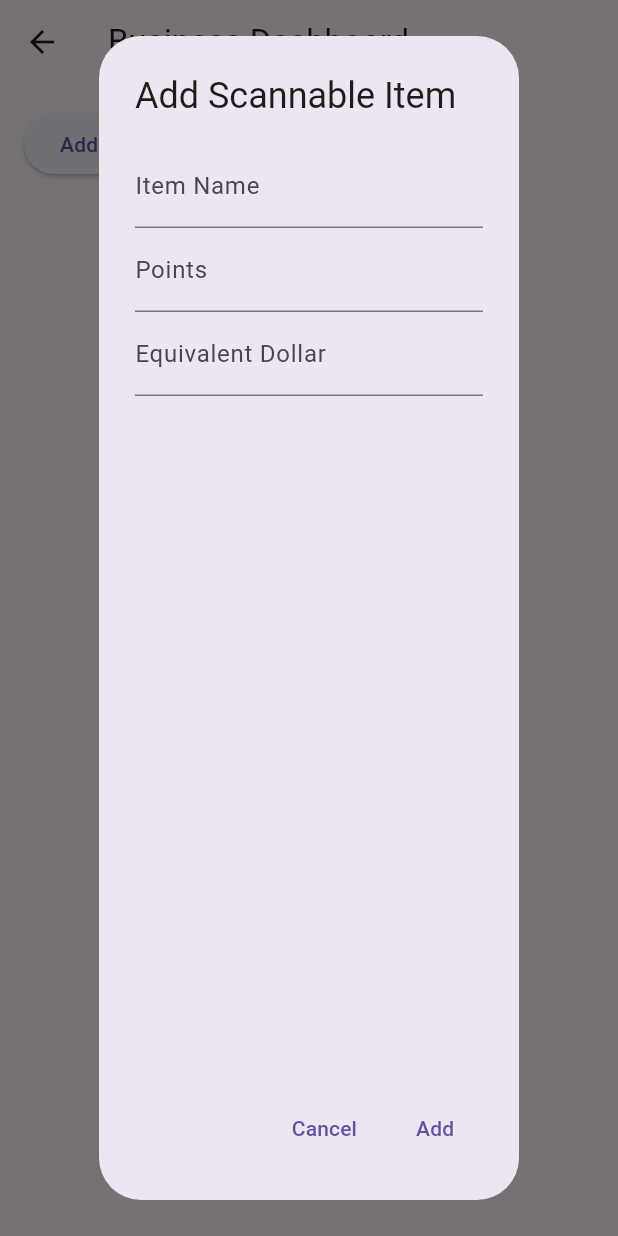
After one commit to TishaJhabak1014/ReVibe, a Flutter app: the BisDashboard screen opened directly, after a tap on "Add Scannable Item", on a phone screen of 412 x 824 dp. The commit adds this screen. Run offline on Flutter 3.47's test engine with Material 3 defaults, Android fonts, the phone set to English and light mode, and no system bars; our stand-ins replace cloud_firestore, firebase_core; accounts and stored records are empty.

Commit message:
item creation prelim.

```diff
--- /dev/null
+++ b/revibe/lib/bis_dashboard.dart
@@ -0,0 +1,113 @@
+import 'package:flutter/material.dart';
+
+class BisDashboard extends StatefulWidget {
+  @override
+  _BisDashboardState createState() => _BisDashboardState();
+}
+
+class _BisDashboardState extends State<BisDashboard> {
+  List<ScannableItem> scannableItems = []; // Store added scannable items
+
+  @override
+  Widget build(BuildContext context) {
+    return Scaffold(
+      appBar: AppBar(
+        title: const Text('Business Dashboard'),
+      ),
+      body: SingleChildScrollView(
+        padding: const EdgeInsets.all(16.0),
+        child: Column(
+          children: [
+            ElevatedButton(
+              onPressed: () {
+                _addScannableItemDialog(); // Open a dialog to add scannable items
+              },
+              child: const Text('Add Scannable Item'),
+            ),
+            // Display added scannable items
+            for (ScannableItem item in scannableItems)
+              ListTile(
+                title: Text(item.name),
+                subtitle: Text('Points: ${item.points} - Equivalent Dollar: ${item.equivalentDollar}'),
+              ),
+          ],
+        ),
+      ),
+    );
+  }
+
+  // Function to add scannable items
+  Future<void> _addScannableItemDialog() async {
+    TextEditingController nameController = TextEditingController();
+    TextEditingController pointsController = TextEditingController();
+    TextEditingController equivalentDollarController = TextEditingController();
+
+    return showDialog(
+      context: context,
+      builder: (context) {
+        return AlertDialog(
+          title: Text('Add Scannable Item'),
+          content: Column(
+            children: [
+              TextField(
+                controller: nameController,
+                decoration: InputDecoration(labelText: 'Item Name'),
+              ),
+              TextField(
+                controller: pointsController,
+                decoration: InputDecoration(labelText: 'Points'),
+                keyboardType: TextInputType.number,
+              ),
+              TextField(
+                controller: equivalentDollarController,
+                decoration: InputDecoration(labelText: 'Equivalent Dollar'),
+                keyboardType: TextInputType.number,
+              ),
+            ],
+          ),
+          actions: [
+            TextButton(
+              onPressed: () {
+                Navigator.pop(context);
+              },
+              child: Text('Cancel'),
+            ),
+            TextButton(
+              onPressed: () {
+                // Validate and add the scannable item
+                if (nameController.text.isNotEmpty &&
+                    pointsController.text.isNotEmpty &&
+                    equivalentDollarController.text.isNotEmpty) {
+                  setState(() {
+                    scannableItems.add(
+                      ScannableItem(
+                        name: nameController.text,
+                        points: int.parse(pointsController.text),
+                        equivalentDollar: double.parse(equivalentDollarController.text),
+                      ),
+                    );
+                  });
+                  Navigator.pop(context);
+                }
+              },
+              child: Text('Add'),
+            ),
+          ],
+        );
+      },
+    );
+  }
+}
+
+// Model for scannable items
+class ScannableItem {
+  final String name;
+  final int points;
+  final double equivalentDollar;
+
+  ScannableItem({
+    required this.name,
+    required this.points,
+    required this.equivalentDollar,
+  });
+}
--- a/revibe/lib/bis_signup.dart
+++ b/revibe/lib/bis_signup.dart
@@ -257,6 +257,10 @@ class _BisSignUpState extends State<BisSignUp> {
                   return null;
                 },
               ),
+              TextField(
+                controller: mapLocationController,
+                decoration: InputDecoration(labelText: 'Map Location'),
+              ),
               TextFormField(
                 controller: emailAddressController,
                 decoration: InputDecoration(labelText: 'Email Address'),
@@ -374,7 +378,7 @@ class _BisSignUpState extends State<BisSignUp> {
       await collection.doc().set(
         {
           'timestamp': FieldValue.serverTimestamp(),
-          'businessName': businessName,
+          'firstName': businessName,
           'abn': abn,
           'email': email,
           'password': password
```
Also changed, not shown: revibe/lib/login_page.dart (+29 -0 lines).
